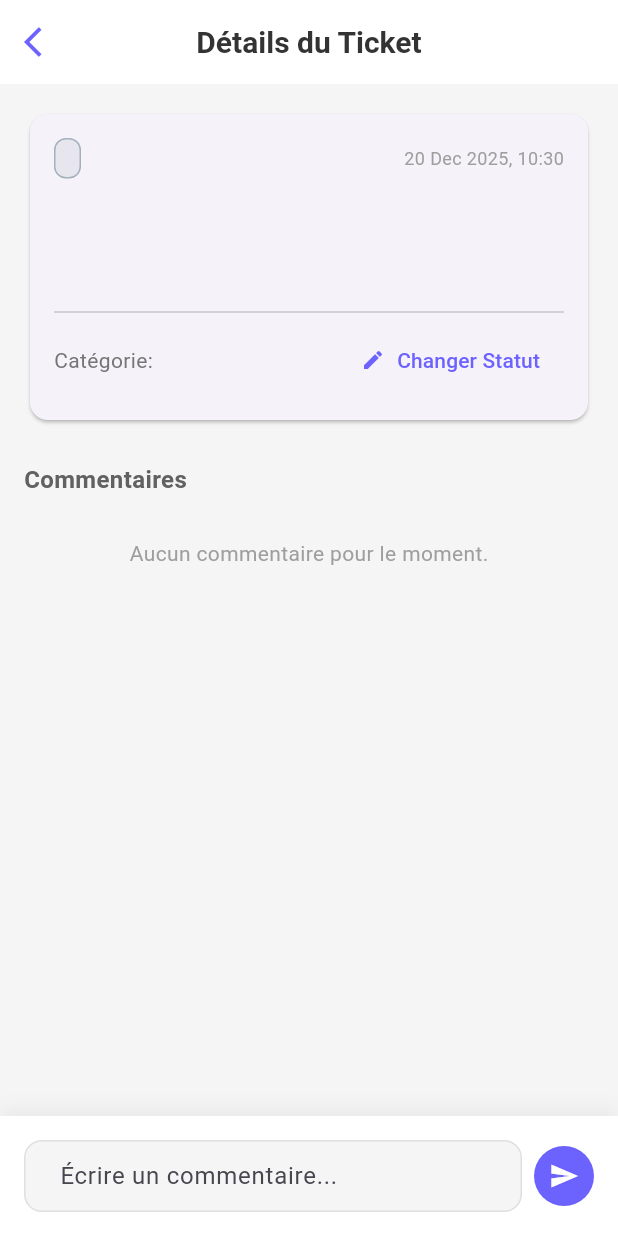
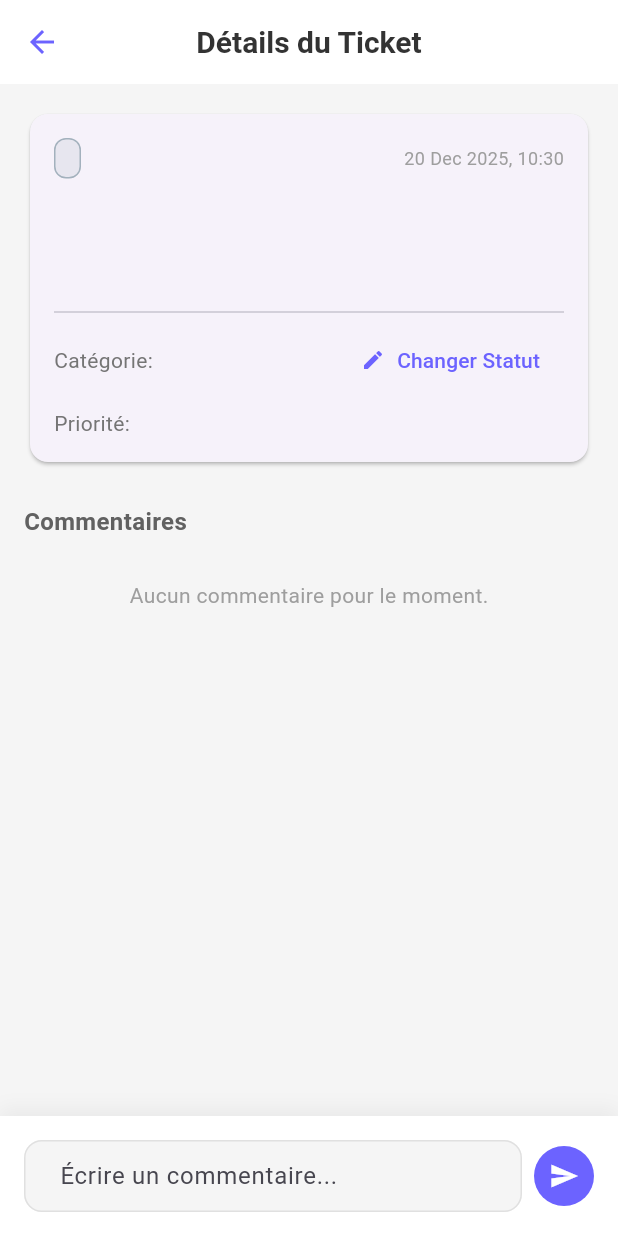
Before and after one commit to siwarMn/GeniusMindAcademy, a Flutter app: the ReclamationDetailScreen screen opened directly with empty values, after a tap on "Changer Statut", after a tap on the "send" icon, on a phone screen of 412 x 824 dp. Run offline on Flutter 3.47's test engine with Material 3 defaults, Android fonts, the phone set to English and light mode, and no system bars; our stand-ins replace animated_splash_screen, dio, dots_indicator, flutter_secure_storage, get, image_picker and 1 more; missing offline and left inert: flutter_pdfview, syncfusion_flutter_pdfviewer; accounts and stored records are empty; network calls fail.

Commit message:
reclamation added stuff

```diff
--- a/lib/screens/reclamation/reclamation_detail_screen.dart
+++ b/lib/screens/reclamation/reclamation_detail_screen.dart
@@ -1,5 +1,6 @@
 import 'package:codajoy/controllers/reclamation_controller.dart';
 import 'package:codajoy/models/reclamation_model.dart';
+import 'package:codajoy/screens/reclamation/widgets/rating_dialog.dart';
 import 'package:codajoy/theme/app_theme.dart';
 import 'package:flutter/material.dart';
 import 'package:get/get.dart';
@@ -19,15 +20,19 @@ class ReclamationDetailScreen extends StatelessWidget {
       appBar: AppBar(
         title: const Text("Détails du Ticket"),
         backgroundColor: Colors.white,
-        foregroundColor: Colors.black,
+        foregroundColor: AppTheme.primaryColor,
         elevation: 0,
-        leading: IconButton(
-          icon: const Icon(Icons.arrow_back_ios, color: AppTheme.primaryColor),
-          onPressed: () => Get.back(),
-        ),
+        iconTheme: IconThemeData(color: AppTheme.primaryColor),
       ),
       backgroundColor: const Color(0xFFF5F5F5),
-      body: Column(
+      body: Obx(() {
+        // Find the updated reclamation from the controller
+        var updatedReclamation = controller.reclamationList.firstWhere(
+          (r) => r.id == reclamation.id,
+          orElse: () => reclamation,
+        );
+
+        return Column(
           children: [
             Expanded(
               child: SingleChildScrollView(
@@ -47,11 +52,11 @@ class ReclamationDetailScreen extends StatelessWidget {
                             Row(
                               mainAxisAlignment: MainAxisAlignment.spaceBetween,
                               children: [
-                              _buildStatusChip(reclamation.status),
+                                _buildStatusChip(updatedReclamation.status),
                                 Text(
-                                reclamation.createdAt != null
+                                  updatedReclamation.createdAt != null
                                       ? DateFormat('dd MMM yyyy, HH:mm')
-                                        .format(reclamation.createdAt!)
+                                          .format(updatedReclamation.createdAt!)
                                       : '',
                                   style: TextStyle(
                                       color: Colors.grey[500], fontSize: 12),
@@ -60,13 +65,13 @@ class ReclamationDetailScreen extends StatelessWidget {
                             ),
                             const SizedBox(height: 12),
                             Text(
-                            reclamation.titre,
+                              updatedReclamation.titre,
                               style: const TextStyle(
                                   fontSize: 18, fontWeight: FontWeight.bold),
                             ),
                             const SizedBox(height: 8),
                             Text(
-                            reclamation.description,
+                              updatedReclamation.description,
                               style: TextStyle(
                                   color: Colors.grey[800], fontSize: 16),
                             ),
@@ -75,13 +80,35 @@ class ReclamationDetailScreen extends StatelessWidget {
                             Row(
                               mainAxisAlignment: MainAxisAlignment.spaceBetween,
                               children: [
-                              Text("Catégorie: ${reclamation.categorie}",
+                                Text("Catégorie: ${updatedReclamation.categorie}",
                                     style: TextStyle(color: Colors.grey[600])),
                                 TextButton.icon(
-                                onPressed: () => _showUpdateDialog(context),
+                                  onPressed: () => _showUpdateDialog(context, updatedReclamation),
                                   icon: Icon(Icons.edit, size: 16),
                                   label: Text("Changer Statut"),
                                 )
+                              ],
+                            ),
+                            const SizedBox(height: 8),
+                            Row(
+                              mainAxisAlignment: MainAxisAlignment.spaceBetween,
+                              children: [
+                                Text("Priorité: ${updatedReclamation.priority ?? 'N/A'}",
+                                    style: TextStyle(color: Colors.grey[600])),
+                                if (updatedReclamation.status.toLowerCase() == 'resolved' &&
+                                    updatedReclamation.rating == null)
+                                  TextButton.icon(
+                                    onPressed: () => Get.dialog(RatingDialog(reclamationId: updatedReclamation.id!)),
+                                    icon: Icon(Icons.star, size: 16),
+                                    label: Text("Rate"),
+                                  ),
+                                if (updatedReclamation.rating != null)
+                                  Row(
+                                    children: List.generate(
+                                      updatedReclamation.rating!,
+                                      (index) => Icon(Icons.star, color: Colors.amber, size: 16),
+                                    ),
+                                  ),
                               ],
                             )
                           ],
@@ -100,25 +127,16 @@ class ReclamationDetailScreen extends StatelessWidget {
                     const SizedBox(height: 8),
 
                     // Comments List
-                  Obx(() {
-                    // Find the updated reclamation object from the list to get real-time comments
-                    var updatedReclamation =
-                        controller.reclamationList.firstWhere(
-                      (r) => r.id == reclamation.id,
-                      orElse: () => reclamation,
-                    );
-
-                    if (updatedReclamation.comments.isEmpty) {
-                      return Center(
+                    if (updatedReclamation.comments.isEmpty)
+                      Center(
                         child: Padding(
                           padding: const EdgeInsets.all(20.0),
                           child: Text("Aucun commentaire pour le moment.",
                               style: TextStyle(color: Colors.grey)),
                         ),
-                      );
-                    }
-
-                    return ListView.separated(
+                      )
+                    else
+                      ListView.separated(
                         shrinkWrap: true,
                         physics: NeverScrollableScrollPhysics(),
                         itemCount: updatedReclamation.comments.length,
@@ -155,8 +173,7 @@ class ReclamationDetailScreen extends StatelessWidget {
                             ),
                           );
                         },
-                    );
-                  }),
+                      ),
                   ],
                 ),
               ),
@@ -195,7 +212,7 @@ class ReclamationDetailScreen extends StatelessWidget {
                       onPressed: () {
                         if (commentController.text.trim().isNotEmpty) {
                           controller.addComment(
-                            reclamation.id!, commentController.text.trim());
+                              updatedReclamation.id!, commentController.text.trim());
                           commentController.clear();
                           FocusScope.of(context).unfocus();
                         }
@@ -206,7 +223,8 @@ class ReclamationDetailScreen extends StatelessWidget {
               ),
             )
           ],
-      ),
+        );
+      }),
     );
   }
 
@@ -244,26 +262,26 @@ class ReclamationDetailScreen extends StatelessWidget {
     );
   }
 
-  void _showUpdateDialog(BuildContext context) {
+  void _showUpdateDialog(BuildContext context, ReclamationResponse rec) {
     Get.defaultDialog(
       title: "Mettre à jour le statut",
       content: Column(
         children: [
           _statusOption("Open", (val) {
             Get.back();
-            controller.updateStatus(reclamation.id!, val);
+            controller.updateStatus(rec.id!, val);
           }),
           _statusOption("In Progress", (val) {
             Get.back();
-            controller.updateStatus(reclamation.id!, val);
+            controller.updateStatus(rec.id!, val);
           }),
           _statusOption("Resolved", (val) {
             Get.back();
-            controller.updateStatus(reclamation.id!, val);
+            controller.updateStatus(rec.id!, val);
           }),
           _statusOption("Closed", (val) {
             Get.back();
-            controller.updateStatus(reclamation.id!, val);
+            controller.updateStatus(rec.id!, val);
           }),
         ],
       ),
--- a/lib/services/reclamation_service.dart
+++ b/lib/services/reclamation_service.dart
@@ -1,17 +1,39 @@
 import 'package:codajoy/models/reclamation_model.dart';
 import 'package:dio/dio.dart';
 import 'package:flutter/foundation.dart';
+import 'package:flutter_secure_storage/flutter_secure_storage.dart';
 
 class ReclamationService {
   final Dio _dio = Dio();
+  final _storage = const FlutterSecureStorage();
 
   final String _baseUrl = kIsWeb
       ? 'http://localhost:8080/api/v1/auth'
       : 'http://10.0.2.2:8080/api/v1/auth';
 
+  Future<String?> getToken() async {
+    return await _storage.read(key: 'jwt_token');
+  }
+
+  Future<Map<String, String>> getHeaders() async {
+    String? token = await getToken();
+    if (token == null) {
+      throw Exception('No token found. Please login first.');
+    }
+    return {
+      'Authorization': 'Bearer $token',
+      'Content-Type': 'application/json',
+    };
+  }
+
   Future<List<ReclamationResponse>> getReclamations() async {
     try {
-      final response = await _dio.get('$_baseUrl/getReclam');
+      Map<String, String> headers = await getHeaders();
+
+      final response = await _dio.get(
+        '$_baseUrl/getReclam',
+        options: Options(headers: headers),
+      );
 
       if (response.statusCode == 200) {
         List<dynamic> data = response.data;
@@ -29,18 +51,22 @@ class ReclamationService {
   }
 
   Future<ReclamationResponse> createReclamation(
-      String titre, String description, String categorie, String creerpar) async {
+      String titre, String description, String categorie, String creerpar, String priority) async {
     try {
+      Map<String, String> headers = await getHeaders();
+
       ReclamationRequest request = ReclamationRequest(
         titre: titre,
         categorie: categorie,
         description: description,
         creerpar: creerpar,
+        priority: priority,
       );
 
       final response = await _dio.post(
         '$_baseUrl/addReclamation',
         data: request.toJson(),
+        options: Options(headers: headers),
       );
 
       if (response.statusCode == 200) {
@@ -53,13 +79,57 @@ class ReclamationService {
     }
   }
 
+  Future<ReclamationResponse> assignReclamation(int id, String assignedTo) async {
+    try {
+      Map<String, String> headers = await getHeaders();
+      AssignmentRequest request = AssignmentRequest(assignedTo: assignedTo);
+
+      final response = await _dio.put(
+        '$_baseUrl/assignReclam/$id',
+        data: request.toJson(),
+        options: Options(headers: headers),
+      );
+
+      if (response.statusCode == 200) {
+        return ReclamationResponse.fromJson(response.data);
+      } else {
+        throw Exception('Failed to assign reclamation');
+      }
+    } catch (e) {
+      throw Exception('Error assigning reclamation: $e');
+    }
+  }
+
+  Future<ReclamationResponse> rateReclamation(int id, int rating) async {
+    try {
+      Map<String, String> headers = await getHeaders();
+      RatingRequest request = RatingRequest(rating: rating);
+
+      final response = await _dio.put(
+        '$_baseUrl/rateReclam/$id',
+        data: request.toJson(),
+        options: Options(headers: headers),
+      );
+
+      if (response.statusCode == 200) {
+        return ReclamationResponse.fromJson(response.data);
+      } else {
+        throw Exception('Failed to rate reclamation');
+      }
+    } catch (e) {
+      throw Exception('Error rating reclamation: $e');
+    }
+  }
+
   Future<ReclamationResponse> updateStatus(int id, String status) async {
     try {
+      Map<String, String> headers = await getHeaders();
       StatusUpdateRequest request = StatusUpdateRequest(status: status);
 
       final response = await _dio.put(
         '$_baseUrl/updateStatus/$id',
         data: request.toJson(),
+        options: Options(headers: headers),
       );
 
       if (response.statusCode == 200) {
@@ -74,7 +144,12 @@ class ReclamationService {
 
   Future<void> deleteReclamation(int id) async {
     try {
-      final response = await _dio.delete('$_baseUrl/deleteReclam/$id');
+      Map<String, String> headers = await getHeaders();
+
+      final response = await _dio.delete(
+        '$_baseUrl/deleteReclam/$id',
+        options: Options(headers: headers),
+      );
 
       if (response.statusCode != 200) {
         throw Exception('Failed to delete reclamation');
@@ -86,11 +161,13 @@ class ReclamationService {
 
   Future<CommentResponse> addComment(int id, String author, String text) async {
     try {
+      Map<String, String> headers = await getHeaders();
       CommentRequest request = CommentRequest(author: author, text: text);
 
       final response = await _dio.post(
         '$_baseUrl/addComment/$id',
         data: request.toJson(),
+        options: Options(headers: headers),
       );
 
       if (response.statusCode == 200) {
```
Also changed, not shown: lib/controllers/reclamation_controller.dart (+59 -3 lines), lib/models/reclamation_model.dart (+42 -0 lines), lib/screens/reclamation/create_reclamation_screen.dart (+34 -14 lines), lib/screens/reclamation/reclamation_list_screen.dart (+10 -4 lines), lib/screens/reclamation/reclamation_stats_screen.dart (added, +96 -0 lines), lib/screens/reclamation/widgets/filter_bottom_sheet.dart (added, +115 -0 lines), lib/screens/reclamation/widgets/rating_dialog.dart (added, +77 -0 lines). Lines whose indentation alone changed are shown as unchanged.
